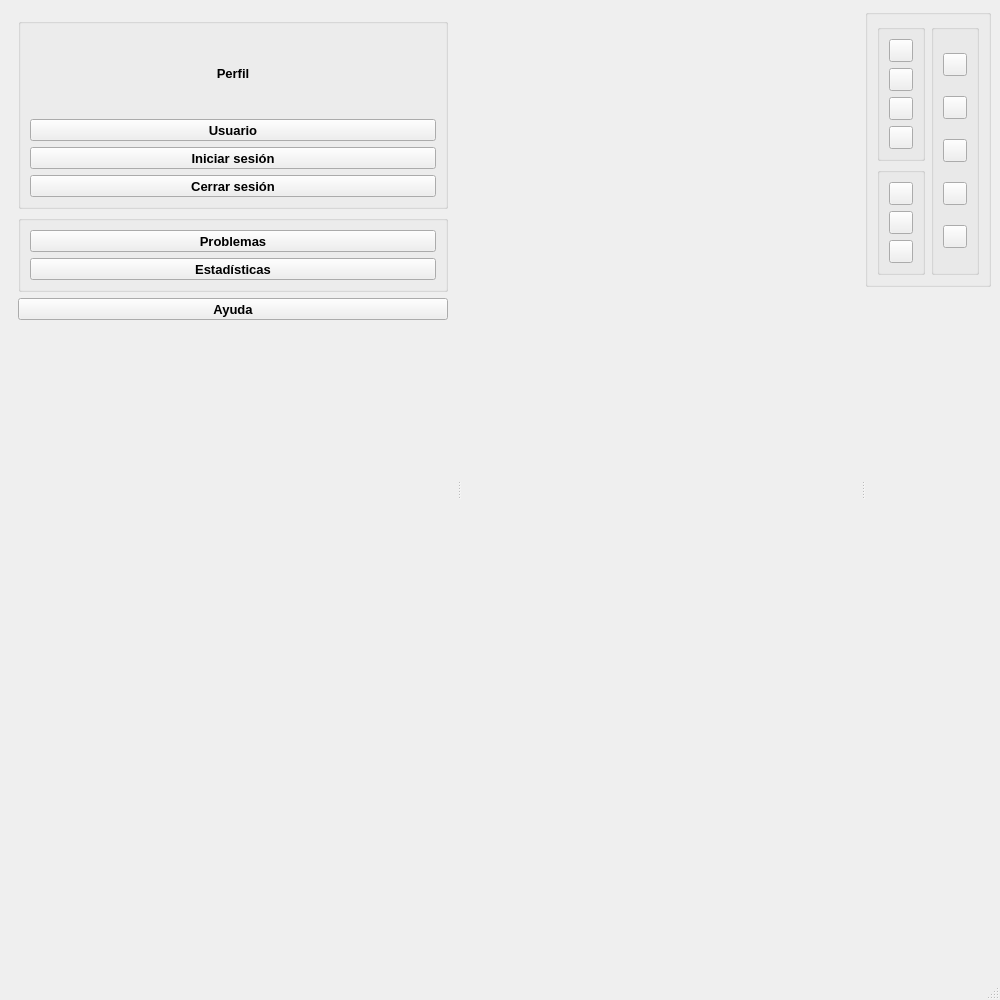
Before: the Qt Designer form Trabajo/mainwindow.ui in KaiacUPV/PROYECTO-IHM, drawn with Qt 5.
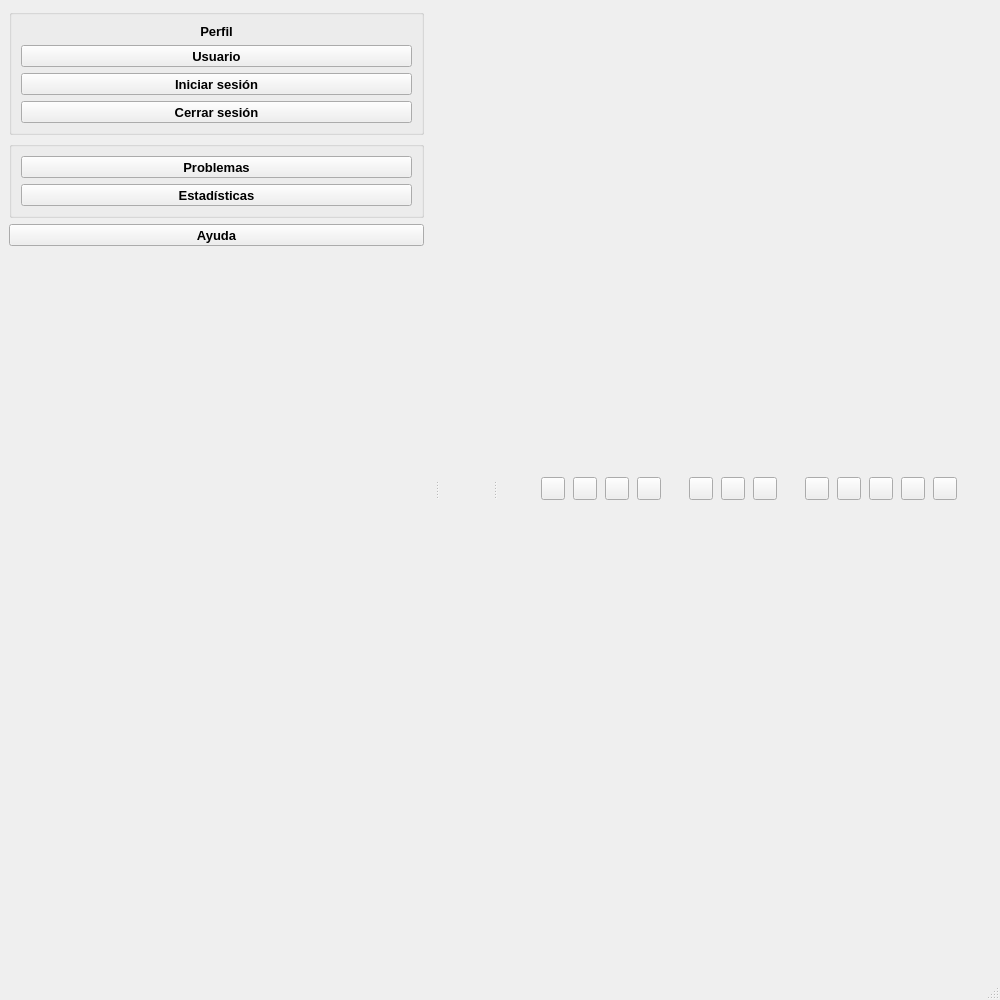
After: the same form once the commit is applied. Icons and pictures are not drawn.

What changed in the file:
```diff
--- a/Trabajo/mainwindow.ui
+++ b/Trabajo/mainwindow.ui
@@ -11,47 +11,77 @@
    </rect>
   </property>
   <property name="sizePolicy">
-   <sizepolicy hsizetype="Minimum" vsizetype="Preferred">
+   <sizepolicy hsizetype="Preferred" vsizetype="Preferred">
     <horstretch>0</horstretch>
     <verstretch>0</verstretch>
    </sizepolicy>
   </property>
-  <property name="minimumSize">
-   <size>
-    <width>1000</width>
-    <height>1000</height>
-   </size>
-  </property>
   <property name="windowTitle">
    <string>MainWindow</string>
   </property>
   <widget class="QWidget" name="centralwidget">
    <layout class="QGridLayout" name="gridLayout_4">
+    <property name="leftMargin">
+     <number>0</number>
+    </property>
+    <property name="topMargin">
+     <number>0</number>
+    </property>
+    <property name="rightMargin">
+     <number>0</number>
+    </property>
+    <property name="bottomMargin">
+     <number>0</number>
+    </property>
     <item row="0" column="0">
      <widget class="QSplitter" name="splitter">
       <property name="sizePolicy">
-       <sizepolicy hsizetype="Minimum" vsizetype="Preferred">
+       <sizepolicy hsizetype="Expanding" vsizetype="Expanding">
         <horstretch>0</horstretch>
         <verstretch>0</verstretch>
        </sizepolicy>
       </property>
+      <property name="opaqueResize">
+       <bool>true</bool>
+      </property>
+      <property name="handleWidth">
+       <number>8</number>
+      </property>
       <property name="orientation">
        <enum>Qt::Orientation::Horizontal</enum>
       </property>
       <widget class="QWidget" name="leftwidget" native="true">
        <property name="sizePolicy">
-        <sizepolicy hsizetype="Maximum" vsizetype="Preferred">
+        <sizepolicy hsizetype="Preferred" vsizetype="Preferred">
          <horstretch>0</horstretch>
          <verstretch>0</verstretch>
         </sizepolicy>
        </property>
        <property name="minimumSize">
         <size>
-         <width>250</width>
+         <width>120</width>
          <height>0</height>
         </size>
        </property>
+       <property name="maximumSize">
+        <size>
+         <width>500</width>
+         <height>16777215</height>
+        </size>
+       </property>
        <layout class="QVBoxLayout" name="verticalLayout_Left">
+        <property name="leftMargin">
+         <number>0</number>
+        </property>
+        <property name="topMargin">
+         <number>0</number>
+        </property>
+        <property name="rightMargin">
+         <number>0</number>
+        </property>
+        <property name="bottomMargin">
+         <number>0</number>
+        </property>
         <item>
          <widget class="QStackedWidget" name="stackedWidget">
           <property name="currentIndex">
@@ -62,7 +92,7 @@
             <item>
              <widget class="QGroupBox" name="groupUsuario">
               <property name="sizePolicy">
-               <sizepolicy hsizetype="Minimum" vsizetype="Preferred">
+               <sizepolicy hsizetype="Preferred" vsizetype="Preferred">
                 <horstretch>0</horstretch>
                 <verstretch>0</verstretch>
                </sizepolicy>
@@ -83,15 +113,15 @@
                <item row="1" column="0">
                 <widget class="QLabel" name="lblUserAvatar">
                  <property name="sizePolicy">
-                  <sizepolicy hsizetype="Minimum" vsizetype="Minimum">
+                  <sizepolicy hsizetype="Preferred" vsizetype="Preferred">
                    <horstretch>0</horstretch>
                    <verstretch>0</verstretch>
                   </sizepolicy>
                  </property>
                  <property name="minimumSize">
                   <size>
-                   <width>140</width>
-                   <height>80</height>
+                   <width>0</width>
+                   <height>0</height>
                   </size>
                  </property>
                  <property name="baseSize">
@@ -806,14 +836,14 @@
       </widget>
       <widget class="QWidget" name="mapwidget" native="true">
        <property name="sizePolicy">
-        <sizepolicy hsizetype="Minimum" vsizetype="Expanding">
-         <horstretch>50</horstretch>
+        <sizepolicy hsizetype="Expanding" vsizetype="Expanding">
+         <horstretch>1</horstretch>
          <verstretch>0</verstretch>
         </sizepolicy>
        </property>
        <property name="minimumSize">
         <size>
-         <width>400</width>
+         <width>50</width>
          <height>0</height>
         </size>
        </property>
@@ -825,102 +855,48 @@
       </widget>
       <widget class="QWidget" name="rightwidget" native="true">
        <property name="sizePolicy">
-        <sizepolicy hsizetype="Maximum" vsizetype="Preferred">
+        <sizepolicy hsizetype="Expanding" vsizetype="Fixed">
          <horstretch>0</horstretch>
          <verstretch>0</verstretch>
         </sizepolicy>
        </property>
-       <layout class="QVBoxLayout" name="verticalLayout_Right">
-        <item>
-         <widget class="QGroupBox" name="groupTools">
-          <property name="sizePolicy">
-           <sizepolicy hsizetype="Minimum" vsizetype="Maximum">
-            <horstretch>0</horstretch>
-            <verstretch>0</verstretch>
-           </sizepolicy>
-          </property>
           <property name="minimumSize">
            <size>
             <width>0</width>
-            <height>0</height>
-           </size>
-          </property>
-          <property name="font">
-           <font>
-            <pointsize>16</pointsize>
-            <bold>true</bold>
-           </font>
-          </property>
-          <property name="layoutDirection">
-           <enum>Qt::LayoutDirection::LeftToRight</enum>
-          </property>
-          <property name="title">
-           <string/>
-          </property>
-          <property name="alignment">
-           <set>Qt::AlignmentFlag::AlignCenter</set>
-          </property>
-          <layout class="QGridLayout" name="gridLayout_2">
-           <item row="1" column="0">
-            <widget class="QGroupBox" name="widgetLetras">
-             <property name="sizePolicy">
-              <sizepolicy hsizetype="Minimum" vsizetype="Preferred">
-               <horstretch>0</horstretch>
-               <verstretch>0</verstretch>
-              </sizepolicy>
-             </property>
-             <property name="layoutDirection">
-              <enum>Qt::LayoutDirection::LeftToRight</enum>
-             </property>
-             <property name="title">
-              <string/>
-             </property>
-             <layout class="QVBoxLayout" name="verticalLayout_2">
+         <height>50</height>
+        </size>
+       </property>
+       <layout class="QHBoxLayout" name="horizontalLayout_Top">
+        <property name="spacing">
+         <number>8</number>
+        </property>
+        <property name="leftMargin">
+         <number>10</number>
+        </property>
+        <property name="topMargin">
+         <number>2</number>
+        </property>
+        <property name="rightMargin">
+         <number>10</number>
+        </property>
+        <property name="bottomMargin">
+         <number>2</number>
+        </property>
               <item>
-               <widget class="QToolButton" name="btnColor">
-                <property name="sizePolicy">
-                 <sizepolicy hsizetype="Maximum" vsizetype="Maximum">
-                  <horstretch>0</horstretch>
-                  <verstretch>0</verstretch>
-                 </sizepolicy>
-                </property>
-                <property name="minimumSize">
+         <spacer name="horizontalSpacer_left">
+          <property name="orientation">
+           <enum>Qt::Orientation::Horizontal</enum>
+          </property>
+          <property name="sizeHint" stdset="0">
                  <size>
-                  <width>0</width>
-                  <height>0</height>
-                 </size>
-                </property>
-                <property name="font">
-                 <font>
-                  <pointsize>10</pointsize>
-                  <bold>true</bold>
-                 </font>
-                </property>
-                <property name="text">
-                 <string/>
-                </property>
-               </widget>
+            <width>40</width>
+            <height>20</height>
+           </size>
+          </property>
+         </spacer>
               </item>
               <item>
                <widget class="QToolButton" name="btnTexto">
-                <property name="sizePolicy">
-                 <sizepolicy hsizetype="Maximum" vsizetype="Maximum">
-                  <horstretch>0</horstretch>
-                  <verstretch>0</verstretch>
-                 </sizepolicy>
-                </property>
-                <property name="minimumSize">
-                 <size>
-                  <width>0</width>
-                  <height>0</height>
-                 </size>
-                </property>
-                <property name="font">
-                 <font>
-                  <pointsize>10</pointsize>
-                  <bold>true</bold>
-                 </font>
-                </property>
                 <property name="text">
                  <string/>
                 </property>
@@ -928,24 +904,6 @@
               </item>
               <item>
                <widget class="QToolButton" name="btnPunto">
-                <property name="sizePolicy">
-                 <sizepolicy hsizetype="Maximum" vsizetype="Maximum">
-                  <horstretch>0</horstretch>
-                  <verstretch>0</verstretch>
-                 </sizepolicy>
-                </property>
-                <property name="minimumSize">
-                 <size>
-                  <width>0</width>
-                  <height>0</height>
-                 </size>
-                </property>
-                <property name="font">
-                 <font>
-                  <pointsize>10</pointsize>
-                  <bold>true</bold>
-                 </font>
-                </property>
                 <property name="text">
                  <string/>
                 </property>
@@ -953,52 +911,52 @@
               </item>
               <item>
                <widget class="QToolButton" name="btnLinea">
-                <property name="sizePolicy">
-                 <sizepolicy hsizetype="Maximum" vsizetype="Maximum">
-                  <horstretch>0</horstretch>
-                  <verstretch>0</verstretch>
-                 </sizepolicy>
-                </property>
-                <property name="minimumSize">
+          <property name="text">
+           <string/>
+          </property>
+          <property name="toolTip">
+           <string>Línea</string>
+          </property>
+         </widget>
+        </item>
+        <item>
+         <widget class="QToolButton" name="btnColor">
+          <property name="text">
+           <string/>
+          </property>
+          <property name="toolTip">
+           <string>Color</string>
+          </property>
+         </widget>
+        </item>
+        <item>
+         <spacer name="horizontalSpacer_top_1">
+          <property name="orientation">
+           <enum>Qt::Orientation::Horizontal</enum>
+          </property>
+          <property name="sizeType">
+           <enum>QSizePolicy::Policy::Fixed</enum>
+          </property>
+          <property name="sizeHint" stdset="0">
                  <size>
-                  <width>0</width>
-                  <height>0</height>
-                 </size>
-                </property>
-                <property name="font">
-                 <font>
-                  <pointsize>10</pointsize>
-                  <bold>true</bold>
-                 </font>
-                </property>
+            <width>20</width>
+            <height>20</height>
+           </size>
+          </property>
+         </spacer>
+        </item>
+        <item>
+         <widget class="QToolButton" name="btnRegla">
                 <property name="text">
                  <string/>
                 </property>
-               </widget>
-              </item>
-             </layout>
-            </widget>
-           </item>
-           <item row="2" column="0">
-            <widget class="QGroupBox" name="widgetItems_2">
-             <property name="sizePolicy">
-              <sizepolicy hsizetype="Minimum" vsizetype="Preferred">
-               <horstretch>0</horstretch>
-               <verstretch>0</verstretch>
-              </sizepolicy>
-             </property>
-             <property name="title">
-              <string/>
-             </property>
-             <layout class="QVBoxLayout" name="verticalLayout_3">
+          <property name="toolTip">
+           <string>Regla</string>
+          </property>
+         </widget>
+        </item>
               <item>
                <widget class="QToolButton" name="btnCompas">
-                <property name="sizePolicy">
-                 <sizepolicy hsizetype="Maximum" vsizetype="Maximum">
-                  <horstretch>0</horstretch>
-                  <verstretch>0</verstretch>
-                 </sizepolicy>
-                </property>
                 <property name="text">
                  <string/>
                 </property>
@@ -1006,65 +964,29 @@
               </item>
               <item>
                <widget class="QToolButton" name="btnTransportador">
-                <property name="sizePolicy">
-                 <sizepolicy hsizetype="Maximum" vsizetype="Maximum">
-                  <horstretch>0</horstretch>
-                  <verstretch>0</verstretch>
-                 </sizepolicy>
-                </property>
                 <property name="text">
                  <string/>
                 </property>
                </widget>
               </item>
               <item>
-               <widget class="QToolButton" name="btnRegla">
-                <property name="sizePolicy">
-                 <sizepolicy hsizetype="Maximum" vsizetype="Maximum">
-                  <horstretch>0</horstretch>
-                  <verstretch>0</verstretch>
-                 </sizepolicy>
-                </property>
-                <property name="font">
-                 <font>
-                  <pointsize>10</pointsize>
-                  <bold>true</bold>
-                 </font>
-                </property>
-                <property name="text">
-                 <string/>
-                </property>
-               </widget>
-              </item>
-             </layout>
-            </widget>
-           </item>
-           <item row="1" column="2" rowspan="2">
-            <widget class="QGroupBox" name="widgetItems">
-             <property name="sizePolicy">
-              <sizepolicy hsizetype="Minimum" vsizetype="Preferred">
-               <horstretch>0</horstretch>
-               <verstretch>0</verstretch>
-              </sizepolicy>
-             </property>
-             <property name="title">
-              <string/>
-             </property>
-             <layout class="QVBoxLayout" name="verticalLayout_4">
+         <spacer name="horizontalSpacer_top_2">
+          <property name="orientation">
+           <enum>Qt::Orientation::Horizontal</enum>
+          </property>
+          <property name="sizeType">
+           <enum>QSizePolicy::Policy::Fixed</enum>
+          </property>
+          <property name="sizeHint" stdset="0">
+           <size>
+            <width>20</width>
+            <height>20</height>
+           </size>
+          </property>
+         </spacer>
+        </item>
               <item>
                <widget class="QToolButton" name="btnZoomIn">
-                <property name="sizePolicy">
-                 <sizepolicy hsizetype="Maximum" vsizetype="Maximum">
-                  <horstretch>0</horstretch>
-                  <verstretch>0</verstretch>
-                 </sizepolicy>
-                </property>
-                <property name="font">
-                 <font>
-                  <pointsize>10</pointsize>
-                  <bold>true</bold>
-                 </font>
-                </property>
                 <property name="text">
                  <string/>
                 </property>
@@ -1079,18 +1001,6 @@
               </item>
               <item>
                <widget class="QToolButton" name="btnMover">
-                <property name="sizePolicy">
-                 <sizepolicy hsizetype="Maximum" vsizetype="Maximum">
-                  <horstretch>0</horstretch>
-                  <verstretch>0</verstretch>
-                 </sizepolicy>
-                </property>
-                <property name="font">
-                 <font>
-                  <pointsize>10</pointsize>
-                  <bold>true</bold>
-                 </font>
-                </property>
                 <property name="text">
                  <string/>
                 </property>
@@ -1098,18 +1008,6 @@
               </item>
               <item>
                <widget class="QToolButton" name="btnBorrar">
-                <property name="sizePolicy">
-                 <sizepolicy hsizetype="Maximum" vsizetype="Maximum">
-                  <horstretch>0</horstretch>
-                  <verstretch>0</verstretch>
-                 </sizepolicy>
-                </property>
-                <property name="font">
-                 <font>
-                  <pointsize>10</pointsize>
-                  <bold>true</bold>
-                 </font>
-                </property>
                 <property name="text">
                  <string/>
                 </property>
@@ -1117,38 +1015,23 @@
               </item>
               <item>
                <widget class="QToolButton" name="btnLimpiar">
-                <property name="sizePolicy">
-                 <sizepolicy hsizetype="Maximum" vsizetype="Maximum">
-                  <horstretch>0</horstretch>
-                  <verstretch>0</verstretch>
-                 </sizepolicy>
-                </property>
-                <property name="font">
-                 <font>
-                  <pointsize>10</pointsize>
-                  <bold>true</bold>
-                 </font>
-                </property>
                 <property name="text">
                  <string/>
                 </property>
-               </widget>
-              </item>
-             </layout>
-            </widget>
-           </item>
-          </layout>
+          <property name="toolTip">
+           <string>Limpiar Todo</string>
+          </property>
          </widget>
         </item>
         <item>
-         <spacer name="verticalSpacer_Right">
+         <spacer name="horizontalSpacer_right">
           <property name="orientation">
-           <enum>Qt::Orientation::Vertical</enum>
+           <enum>Qt::Orientation::Horizontal</enum>
           </property>
           <property name="sizeHint" stdset="0">
            <size>
-            <width>20</width>
-            <height>40</height>
+            <width>40</width>
+            <height>20</height>
            </size>
           </property>
          </spacer>
```
Left out of the diff: 30 changed lines with no effect on the pictures. Lines whose indentation alone changed are shown as unchanged.
